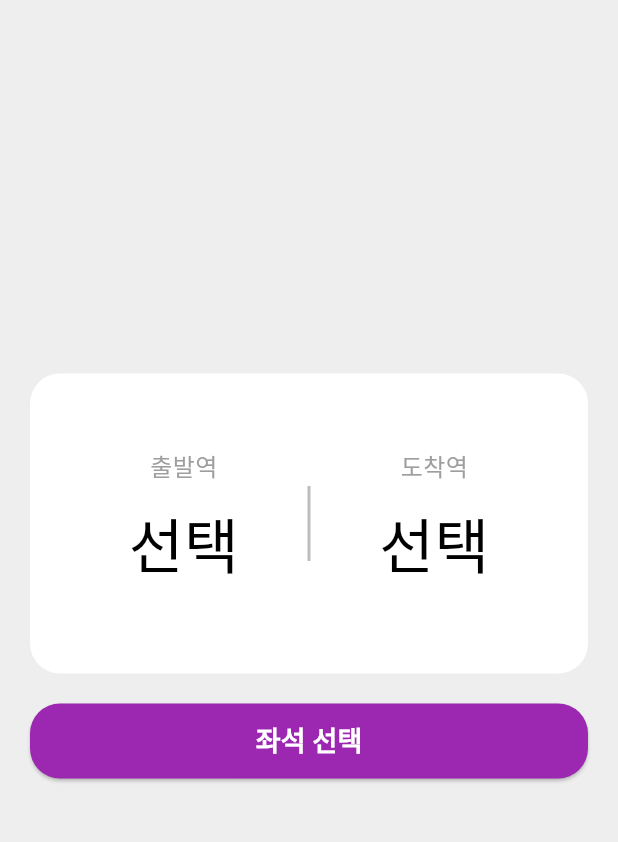
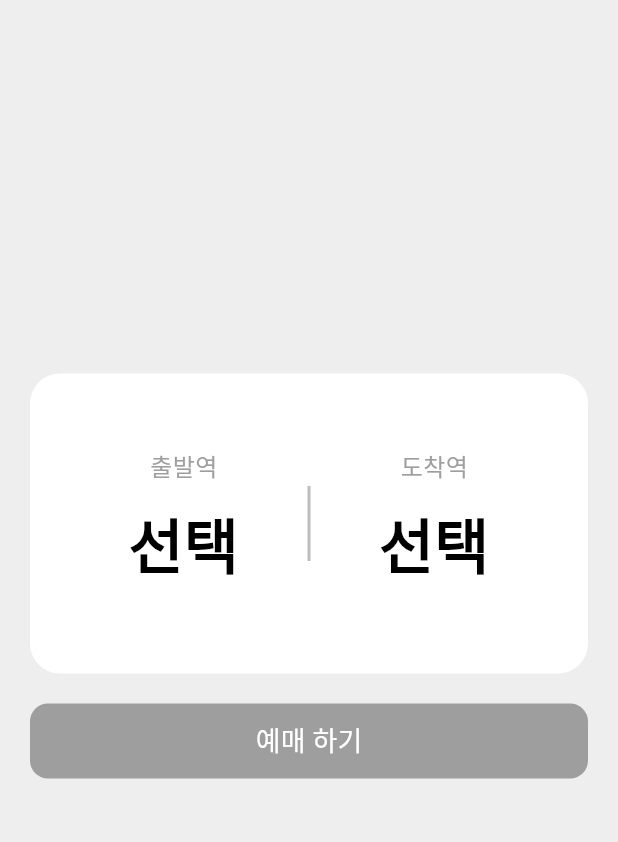
Before and after one commit to monho/flutter_train_app, a Flutter app: the screen it shows after launch, on a phone screen of 412 x 824 dp, the part 84-926 px from its top. Run offline on Flutter 3.47's test engine with Material 3 defaults, Android fonts, the phone set to English and light mode, and no system bars.

Commit message:
[2025.03.26 문준호] Feat : "좌석 설정 페이지 개발 , 좌석 동적 생성"

```diff
--- a/lib/home/homepage.dart
+++ b/lib/home/homepage.dart
@@ -1,5 +1,6 @@
 import 'package:flutter/material.dart';
 import '../StationListPage/StationListPage.dart';
+import '../SeatPage/SeatPage.dart';
 
 class Homepage extends StatefulWidget {
   const Homepage({super.key});
@@ -19,7 +20,7 @@ void _selectStation(bool isDeparture) async {
         builder: (context) => StationListPage(
           selectedDeparture: departureStation,
           selectedArrival: arrivalStation,
-        isDeparture: isDeparture, // 여기에 값 전달!
+          isDeparture: isDeparture,
         ),
       ),
     );
@@ -35,21 +36,43 @@ void _selectStation(bool isDeparture) async {
     }
   }
 
+  void _seatPage(bool isDeparture) async{
+ final selectedStation = await Navigator.push(
+      context,
+      MaterialPageRoute(
+        builder: (context) => SeatSelectionPage(
+          selectedDeparture: departureStation,
+          selectedArrival: arrivalStation,
+        ),
+      ),
+    );
+
+    if (selectedStation != null && selectedStation is String) {
+      setState(() {
+        if (isDeparture) {
+          departureStation = selectedStation;
+        } else {
+          arrivalStation = selectedStation;
+        }
+      });
+    }
+
+  }
+
+
+
   void ReservationTrain() {
-  if (departureStation == null || arrivalStation == null) {
-    // 출발역 또는 도착역이 선택되지 않았을 경우
+    if (departureStation == "선택" || arrivalStation == "선택") {
       _showDialog("오류", "출발역과 도착역을 선택해주세요.");
       return;
     }
 
     if (departureStation == arrivalStation) {
-    // 출발역과 도착역이 같으면 다이얼로그 표시
       _showDialog("경고", "출발역과 도착역이 동일할 수 없습니다.");
       return;
     }
+    _seatPage(true);
 
-  // 예약 진행 로직 추가
-  _showDialog("성공", "기차 예약이 완료되었습니다!");
   }
 
   void _showDialog(String title, String message) {
@@ -61,9 +84,7 @@ void _showDialog(String title, String message) {
           content: Text(message),
           actions: [
             TextButton(
-            onPressed: () {
-              Navigator.of(context).pop();
-            },
+              onPressed: () => Navigator.of(context).pop(),
               child: const Text("확인"),
             ),
           ],
@@ -71,15 +92,17 @@ void _showDialog(String title, String message) {
       },
     );
   }
+
   @override
   Widget build(BuildContext context) {
-    return MaterialApp(
-      home: Scaffold(
+    bool isReservable = departureStation != "선택" && arrivalStation != "선택";
+
+    return Scaffold(
       backgroundColor: Colors.grey[200],
       appBar: AppBar(
         centerTitle: true,
         backgroundColor: Colors.white,
-          title: Text('기차 예매'),
+        title: const Text('기차 예매'),
       ),
       body: Padding(
         padding: const EdgeInsets.all(20.0),
@@ -87,9 +110,10 @@ void _showDialog(String title, String message) {
           child: Column(
             mainAxisAlignment: MainAxisAlignment.center,
             children: [
+              // 출발역 & 도착역 선택 컨테이너
               Container(
                 height: 200,
-                  padding: EdgeInsets.all(20),
+                padding: const EdgeInsets.all(20),
                 decoration: BoxDecoration(
                   color: Colors.white,
                   borderRadius: BorderRadius.circular(20),
@@ -103,29 +127,27 @@ void _showDialog(String title, String message) {
                       children: [
                         const Text(
                           '출발역',
+                          style: TextStyle(color: Colors.grey, fontSize: 16),
+                        ),
+                        const SizedBox(height: 4),
+                        TextButton(
+                          onPressed: () => _selectStation(true),
+                          child: Text(
+                            departureStation,
                             style: TextStyle(
-                              color: Colors.grey,
-                              fontSize: 16,
+                              color: departureStation == "선택" ? Colors.black : Colors.purple,
+                              fontSize: 40,
+                              fontWeight: FontWeight.bold,
                             ),
                           ),
-                          SizedBox(height: 4),
-                          TextButton(
-                             onPressed: () => _selectStation(true),
-                            child:  Text(
-                               departureStation,
-                               style: TextStyle(
-                                color:  Colors.black,
-                                fontSize: 40,
                         ),
-                            )
-                          )
                       ],
                     ),
                     // 중앙 구분선
                     Container(
                       width: 2,
                       height: 50,
-                        color: Colors.grey[400]
+                      color: Colors.grey[400],
                     ),
                     // 도착역
                     Column(
@@ -133,52 +155,48 @@ void _showDialog(String title, String message) {
                       children: [
                         const Text(
                           '도착역',
+                          style: TextStyle(color: Colors.grey, fontSize: 16),
+                        ),
+                        const SizedBox(height: 4),
+                        TextButton(
+                          onPressed: () => _selectStation(false),
+                          child: Text(
+                            arrivalStation,
                             style: TextStyle(
-                              color: Colors.grey,
-                              fontSize: 16,
+                              color: arrivalStation == "선택" ? Colors.black : Colors.purple,
+                              fontSize: 40,
+                              fontWeight: FontWeight.bold,
                             ),
                           ),
-                          SizedBox(height: 4),
-                          TextButton(
-                            onPressed: () => _selectStation(false),
-                            child:  Text(
-                               arrivalStation,
-                               style: TextStyle(
-                                color:  Colors.black,
-                                fontSize: 40,
                         ),
-                            )
-                          )
                       ],
                     ),
                   ],
                 ),
               ),
-                const SizedBox(
-                  height: 20,
-                ),
+
+              const SizedBox(height: 20),
+
+              // 예매 버튼
               SizedBox(
                 height: 50,
+                width: double.infinity,
                 child: ElevatedButton(
-                    onPressed: () => ReservationTrain(),
+                  onPressed: isReservable ? ReservationTrain : null, // 선택되지 않았을 경우 비활성화
                   style: ElevatedButton.styleFrom(
-                      minimumSize: const Size.fromHeight(50),
-                      backgroundColor:Colors.purple,
+                    backgroundColor: Colors.purple,
+                    disabledBackgroundColor: Colors.grey, // 비활성화 시 회색
                     shape: RoundedRectangleBorder(
-                      borderRadius: BorderRadius.circular(20),
+                      borderRadius: BorderRadius.circular(12),
                     ),
                   ),
-                    child: const Text('좌석 선택',
-                    style: TextStyle(
-                      fontSize: 18,
-                      fontWeight: FontWeight.bold,
-                      color: Colors.white
+                  child: const Text(
+                    "예매 하기",
+                    style: TextStyle(color: Colors.white, fontSize: 18),
                   ),
                 ),
               ),
-                )
             ],
-            ),
           ),
         ),
       ),
```
Also changed, not shown: lib/SeatPage/SeatPage.dart (added, +142 -0 lines). Lines whose indentation alone changed are shown as unchanged.
